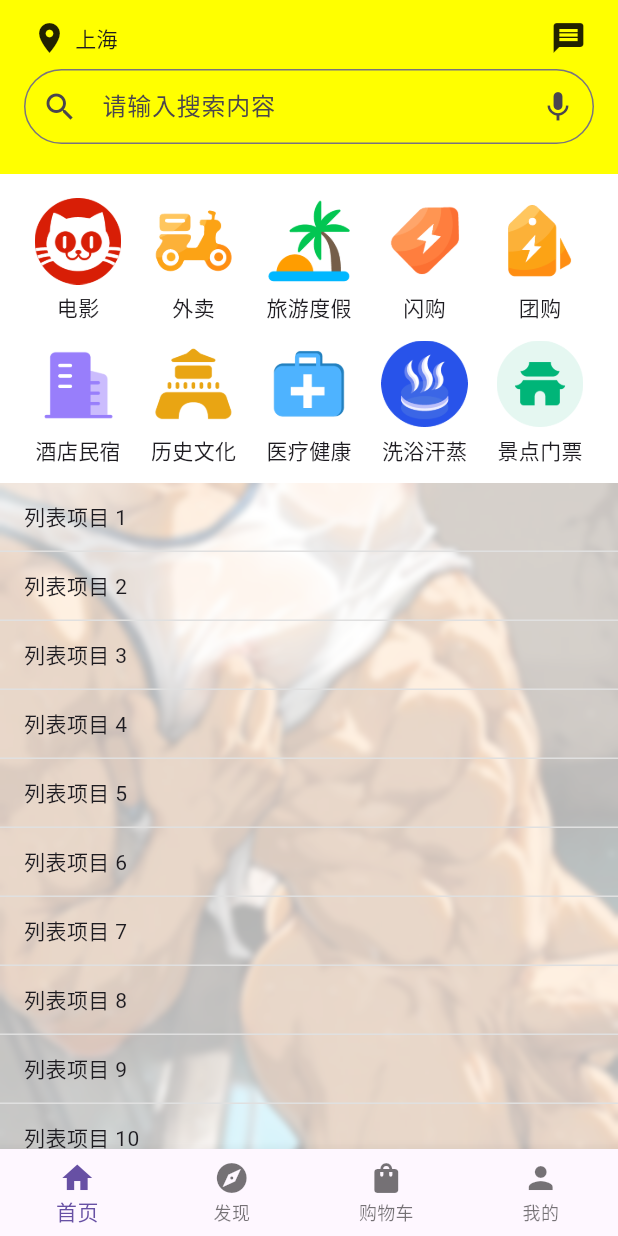
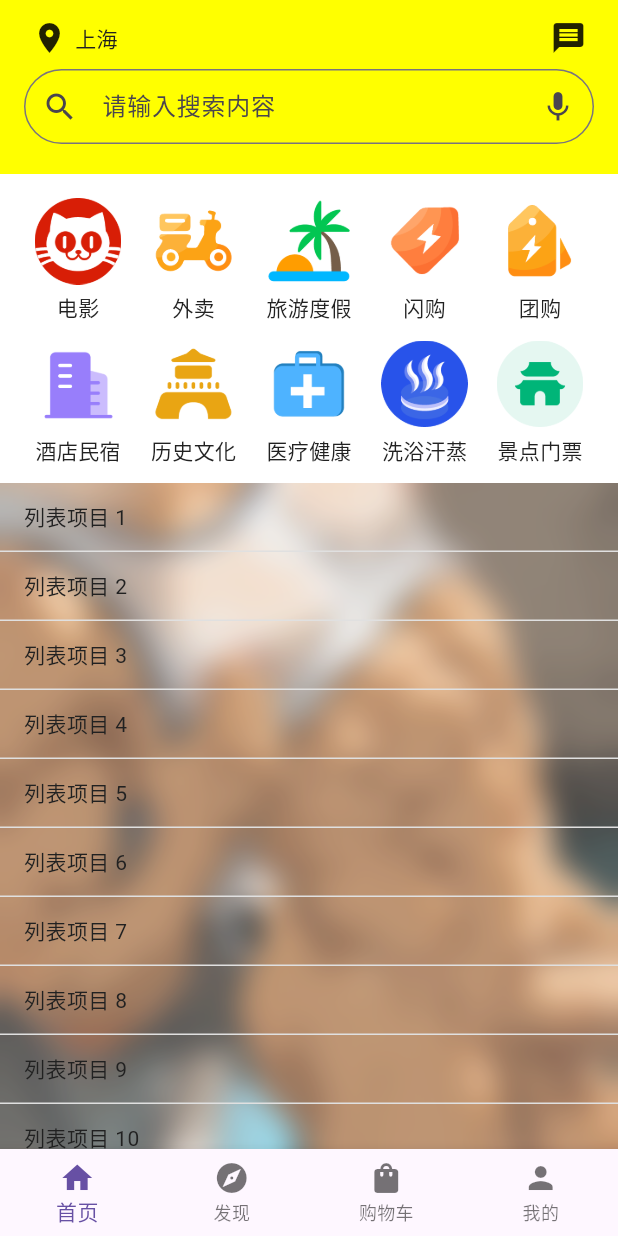
Before and after one commit to akingpeace/flutter_live_house, a Flutter app: the screen it shows after launch, on a phone screen of 412 x 824 dp. Run offline on Flutter 3.47's test engine with Material 3 defaults, Android fonts, the phone set to English and light mode, and no system bars; our stand-ins replace dio, geocoding, geolocator, shared_preferences; missing offline and left inert: window_size.

Commit message:
背景不闪了

```diff
--- /dev/null
+++ b/devtools_options.yaml
@@ -0,0 +1,3 @@
+description: This file stores settings for Dart & Flutter DevTools.
+documentation: https://docs.flutter.dev/tools/devtools/extensions#configure-extension-enablement-states
+extensions:
--- a/lib/core/themes/app_theme.dart
+++ b/lib/core/themes/app_theme.dart
@@ -8,13 +8,20 @@ class AppTheme {
   static const Color backgroundColor = Color(0xFFF5F5F5);
   static const Color surfaceColor = Color(0xFFFFFFFF);
   static const Color errorColor = Color(0xFFB00020);
-  static const Color onPrimaryColor = Color(0xFFFFFFFF);
+  static const Color onPrimaryColor = Color(0xFF333333);
   static const Color onSecondaryColor = Color(0xFF000000);
 
   // 字体颜色
   static const Color textColorPrimary = Color(0xFF212121);
   static const Color textColorSecondary = Color(0xFF757575);
   static const Color textColorHint = Color(0xFF9E9E9E);
+
+  // 文本样式定义
+  static const TextStyle customAppBarTitle = TextStyle(
+    fontSize: 24,
+    fontWeight: FontWeight.w900,
+    color: textColorPrimary,
+  );
 
   // 文本样式定义
   static const TextStyle customHeadline1 = TextStyle(
@@ -103,7 +110,7 @@ class AppTheme {
       brightness: Brightness.light,
       primarySwatch: Colors.blue,
       primaryColor: primaryColor,
-      scaffoldBackgroundColor: backgroundColor,
+      scaffoldBackgroundColor: Colors.white24,
       appBarTheme: const AppBarTheme(
         backgroundColor: primaryColor,
         foregroundColor: onPrimaryColor,
@@ -133,18 +140,14 @@ class AppTheme {
           backgroundColor: primaryColor,
           foregroundColor: onPrimaryColor,
           textStyle: customButtonText,
-          shape: RoundedRectangleBorder(
-            borderRadius: BorderRadius.circular(8),
-          ),
+          shape: RoundedRectangleBorder(borderRadius: BorderRadius.circular(8)),
         ),
       ),
       outlinedButtonTheme: OutlinedButtonThemeData(
         style: OutlinedButton.styleFrom(
           textStyle: customButtonText.copyWith(color: primaryColor),
           side: const BorderSide(color: primaryColor),
-          shape: RoundedRectangleBorder(
-            borderRadius: BorderRadius.circular(8),
-          ),
+          shape: RoundedRectangleBorder(borderRadius: BorderRadius.circular(8)),
         ),
       ),
     );
@@ -168,18 +171,66 @@ class AppTheme {
         ),
       ),
       textTheme: const TextTheme(
-        displayLarge: TextStyle(fontSize: 36, fontWeight: FontWeight.w900, color: Colors.white),
-        displayMedium: TextStyle(fontSize: 32, fontWeight: FontWeight.w800, color: Colors.white),
-        displaySmall: TextStyle(fontSize: 28, fontWeight: FontWeight.w700, color: Colors.white),
-        headlineMedium: TextStyle(fontSize: 24, fontWeight: FontWeight.w600, color: Colors.white),
-        headlineSmall: TextStyle(fontSize: 20, fontWeight: FontWeight.w600, color: Colors.white),
-        titleLarge: TextStyle(fontSize: 18, fontWeight: FontWeight.w600, color: Colors.white),
-        titleMedium: TextStyle(fontSize: 16, fontWeight: FontWeight.w500, color: Colors.grey),
-        titleSmall: TextStyle(fontSize: 14, fontWeight: FontWeight.w500, color: Colors.grey),
-        bodyLarge: TextStyle(fontSize: 16, fontWeight: FontWeight.normal, color: Colors.white),
-        bodyMedium: TextStyle(fontSize: 14, fontWeight: FontWeight.normal, color: Colors.white),
-        labelLarge: TextStyle(fontSize: 16, fontWeight: FontWeight.w600, color: Colors.white),
-        bodySmall: TextStyle(fontSize: 12, fontWeight: FontWeight.normal, color: Colors.grey),
+        displayLarge: TextStyle(
+          fontSize: 36,
+          fontWeight: FontWeight.w900,
+          color: Colors.white,
+        ),
+        displayMedium: TextStyle(
+          fontSize: 32,
+          fontWeight: FontWeight.w800,
+          color: Colors.white,
+        ),
+        displaySmall: TextStyle(
+          fontSize: 28,
+          fontWeight: FontWeight.w700,
+          color: Colors.white,
+        ),
+        headlineMedium: TextStyle(
+          fontSize: 24,
+          fontWeight: FontWeight.w600,
+          color: Colors.white,
+        ),
+        headlineSmall: TextStyle(
+          fontSize: 20,
+          fontWeight: FontWeight.w600,
+          color: Colors.white,
+        ),
+        titleLarge: TextStyle(
+          fontSize: 18,
+          fontWeight: FontWeight.w600,
+          color: Colors.white,
+        ),
+        titleMedium: TextStyle(
+          fontSize: 16,
+          fontWeight: FontWeight.w500,
+          color: Colors.grey,
+        ),
+        titleSmall: TextStyle(
+          fontSize: 14,
+          fontWeight: FontWeight.w500,
+          color: Colors.grey,
+        ),
+        bodyLarge: TextStyle(
+          fontSize: 16,
+          fontWeight: FontWeight.normal,
+          color: Colors.white,
+        ),
+        bodyMedium: TextStyle(
+          fontSize: 14,
+          fontWeight: FontWeight.normal,
+          color: Colors.white,
+        ),
+        labelLarge: TextStyle(
+          fontSize: 16,
+          fontWeight: FontWeight.w600,
+          color: Colors.white,
+        ),
+        bodySmall: TextStyle(
+          fontSize: 12,
+          fontWeight: FontWeight.normal,
+          color: Colors.grey,
+        ),
       ),
     );
   }
--- a/lib/main.dart
+++ b/lib/main.dart
@@ -1,9 +1,11 @@
+import 'dart:io';
+import 'dart:ui' as ui;
+
+import 'package:flutter/foundation.dart';
 import 'package:flutter/material.dart';
 import 'package:flutter/services.dart';
-import 'package:flutter/foundation.dart'; // 用于 kIsWeb
-import 'dart:ui' as ui; // 需要导入这个包来使用 BackdropFilter
-import 'dart:io'; // 用于 Platform
 import 'package:window_size/window_size.dart';
+
 import 'package:flutter_live_house/pages/home.dart';
 import 'package:flutter_live_house/pages/login.dart';
 import 'package:flutter_live_house/core/themes/app_theme.dart';
@@ -11,9 +13,7 @@ import 'package:flutter_live_house/core/themes/app_theme.dart';
 void main() async {
   WidgetsFlutterBinding.ensureInitialized();
 
-  // 仅在桌面平台且非 Web 环境设置窗口大小
   if (!kIsWeb && (Platform.isWindows || Platform.isMacOS || Platform.isLinux)) {
-    // 设置窗口不可调整大小，这样会隐藏最大化按钮
     setWindowMinSize(const Size(375, 700));
     setWindowMaxSize(const Size(375, 700));
   }
@@ -22,6 +22,7 @@ void main() async {
     DeviceOrientation.portraitUp,
     DeviceOrientation.portraitDown,
   ]);
+
   runApp(const MyApp());
 }
 
@@ -31,67 +32,85 @@ class MyApp extends StatelessWidget {
   @override
   Widget build(BuildContext context) {
     return MaterialApp(
-      theme: ThemeData(
-        useMaterial3: true,
-        textTheme: TextTheme(
-          bodyLarge: const TextStyle(fontSize: 16, color: Colors.black),
-          displayLarge: const TextStyle(
-            fontSize: 32,
-            fontWeight: FontWeight.bold,
-          ),
-        ),
-        scaffoldBackgroundColor: Colors.white70, // 改为透明！
-        appBarTheme: const AppBarTheme(
-          backgroundColor: Colors.transparent, // AppBar也改为透明
-          foregroundColor: AppTheme.onPrimaryColor,
-          elevation: 0, // 去掉阴影
-        ),
-      ),
       title: 'Flutter Live House',
+      debugShowCheckedModeBanner: false,
+      theme: AppTheme.lightTheme,
+      darkTheme: AppTheme.darkTheme,
+      themeMode: ThemeMode.system,
       initialRoute: '/',
-      routes: {
-        '/': (context) => HomePage(),
-        '/login': (context) => LoginPage(),
-      },
-      // 添加 builder 来设置全局背景图片
+      onGenerateRoute: _onGenerateRoute,
       builder: (context, child) {
-        return Stack(
-          children: [
-            // 背景图片
-            // Container(
-            //   decoration: BoxDecoration(
-            //     image: DecorationImage(
-            //       image: AssetImage(
-            //         'assets/images/icon_nfgqaoquyp/bg-image2.jpg',
-            //       ), // 替换为你的图片路径
-            //       fit: BoxFit.cover, // 铺满整个屏幕
-            //       opacity: 0.7, // 可选：设置透明度
-            //       colorFilter: ColorFilter.mode(
-            //         Colors.black.withOpacity(0.5),
-            //         BlendMode.darken,
-            //       ),
-            //     ),
-            //   ),
-            // ),
-            // 背景图片
-            Image.asset(
-              'assets/images/icon_nfgqaoquyp/bg-image2.jpg',
-              fit: BoxFit.cover,
-              width: double.infinity,
-              height: double.infinity,
-            ),
-            // 模糊效果层
-            BackdropFilter(
-              filter: ui.ImageFilter.blur(sigmaX: 2, sigmaY: 2), // 控制模糊程度
-              child: Container(
-                color: Colors.transparent, // 保持透明
-              ),
-            ),
-            // 原始页面内容
-            child!,
-          ],
-        );
+        return _GlobalBackground(child: child ?? const SizedBox.shrink());
       },
     );
   }
 }
+
+/// ==================
+/// 路由（全部 opaque）
+/// ==================
+Route<dynamic> _onGenerateRoute(RouteSettings settings) {
+  Widget page;
+
+  switch (settings.name) {
+    case '/':
+      page = const HomePage();
+      break;
+    case '/login':
+      page = const LoginPage();
+      break;
+    default:
+      page = const HomePage();
+  }
+
+  return PageRouteBuilder(
+    settings: settings,
+    opaque: true, // 关键：实体路由
+    pageBuilder: (_, __, ___) => page,
+    transitionDuration: const Duration(milliseconds: 180),
+    reverseTransitionDuration: const Duration(milliseconds: 180),
+    transitionsBuilder: (_, animation, __, child) {
+      return FadeTransition(opacity: animation, child: child);
+    },
+  );
+}
+
+/// =======================
+/// 全局背景（只创建一次）
+/// =======================
+class _GlobalBackground extends StatelessWidget {
+  final Widget child;
+
+  const _GlobalBackground({required this.child});
+
+  @override
+  Widget build(BuildContext context) {
+    return Stack(
+      children: [
+        /// 背景图（不会闪）
+        Positioned.fill(
+          child: Image.asset(
+            'assets/images/icon_nfgqaoquyp/bg-image2.jpg',
+            fit: BoxFit.cover,
+          ),
+        ),
+
+        /// 模糊层
+        Positioned.fill(
+          child: BackdropFilter(
+            filter: ui.ImageFilter.blur(sigmaX: 10, sigmaY: 10),
+            child: const SizedBox(),
+          ),
+        ),
+
+        /// 轻遮罩
+        Positioned.fill(
+          child: Container(color: Colors.black.withOpacity(0.05)),
+        ),
+
+        /// 页面内容（路由在这里切换）
+        Positioned.fill(child: child),
+      ],
+    );
+  }
+}
--- a/lib/pages/home.dart
+++ b/lib/pages/home.dart
@@ -1,6 +1,7 @@
 import 'package:flutter/material.dart';
 import 'package:flutter_live_house/homePages/home.dart';
 import 'package:flutter_live_house/homePages/my.dart';
+import '../widgets/fadeIn_page.dart';
 
 class HomePage extends StatefulWidget {
   const HomePage({super.key});
@@ -20,7 +21,8 @@ class HomePageState extends State<HomePage> {
 
   @override
   Widget build(BuildContext context) {
-    return Scaffold(
+    return FadeInPage(
+      child: Scaffold(
         body: _pages[_currentIndex],
         bottomNavigationBar: BottomNavigationBar(
           type: BottomNavigationBarType.fixed,
@@ -33,9 +35,13 @@ class HomePageState extends State<HomePage> {
           items: [
             BottomNavigationBarItem(icon: Icon(Icons.home), label: '首页'),
             BottomNavigationBarItem(icon: Icon(Icons.explore), label: '发现'),
-          BottomNavigationBarItem(icon: Icon(Icons.shopping_bag), label: '购物车'),
+            BottomNavigationBarItem(
+              icon: Icon(Icons.shopping_bag),
+              label: '购物车',
+            ),
             BottomNavigationBarItem(icon: Icon(Icons.person), label: '我的'),
           ],
+        ),
       ),
     );
   }
--- /dev/null
+++ b/lib/widgets/fadeIn_page.dart
@@ -0,0 +1,40 @@
+import 'package:flutter/material.dart';
+
+class FadeInPage extends StatefulWidget {
+  final Widget child;
+  final Duration duration;
+
+  const FadeInPage({
+    super.key,
+    required this.child,
+    this.duration = const Duration(milliseconds: 220),
+  });
+
+  @override
+  State<FadeInPage> createState() => _FadeInPageState();
+}
+
+class _FadeInPageState extends State<FadeInPage>
+    with SingleTickerProviderStateMixin {
+  late final AnimationController _controller;
+  late final Animation<double> _opacity;
+
+  @override
+  void initState() {
+    super.initState();
+    _controller = AnimationController(vsync: this, duration: widget.duration);
+    _opacity = CurvedAnimation(parent: _controller, curve: Curves.easeOutCubic);
+    _controller.forward();
+  }
+
+  @override
+  void dispose() {
+    _controller.dispose();
+    super.dispose();
+  }
+
+  @override
+  Widget build(BuildContext context) {
+    return FadeTransition(opacity: _opacity, child: widget.child);
+  }
+}
--- a/pubspec.yaml
+++ b/pubspec.yaml
@@ -38,6 +38,8 @@ dependencies:
   # Use with the CupertinoIcons class for iOS style icons.
   cupertino_icons: ^1.0.8
   dio: ^5.9.0
+  shared_preferences: ^2.5.4
+  provider: ^6.1.5+1
 
 dev_dependencies:
   flutter_test:
```
Also changed, not shown: lib/core/services/http_service.dart (+154 -96 lines), lib/homePages/my.dart (+94 -15 lines), lib/pages/login.dart (+38 -43 lines), pubspec.lock, 2 other files. Lines whose indentation alone changed are shown as unchanged.
